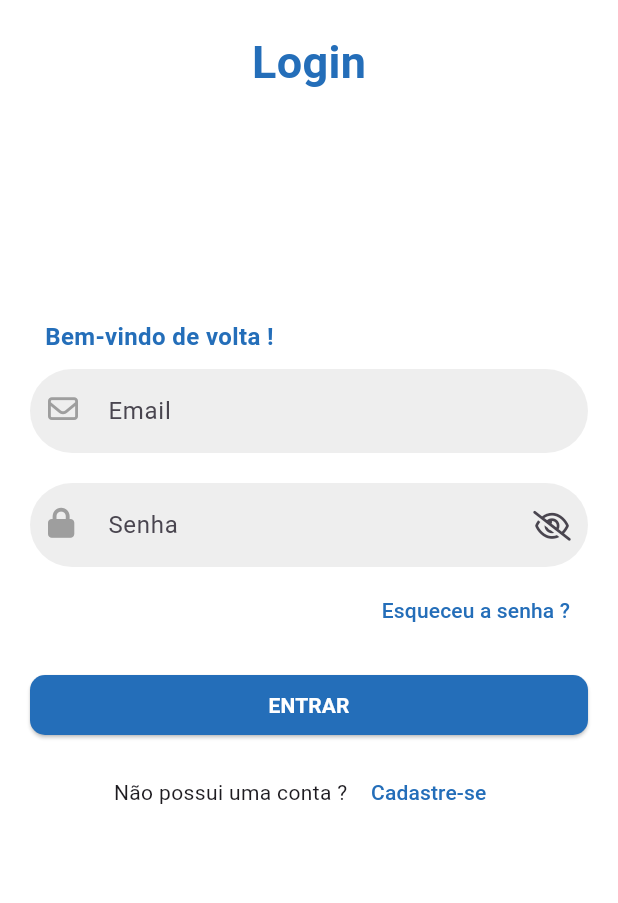
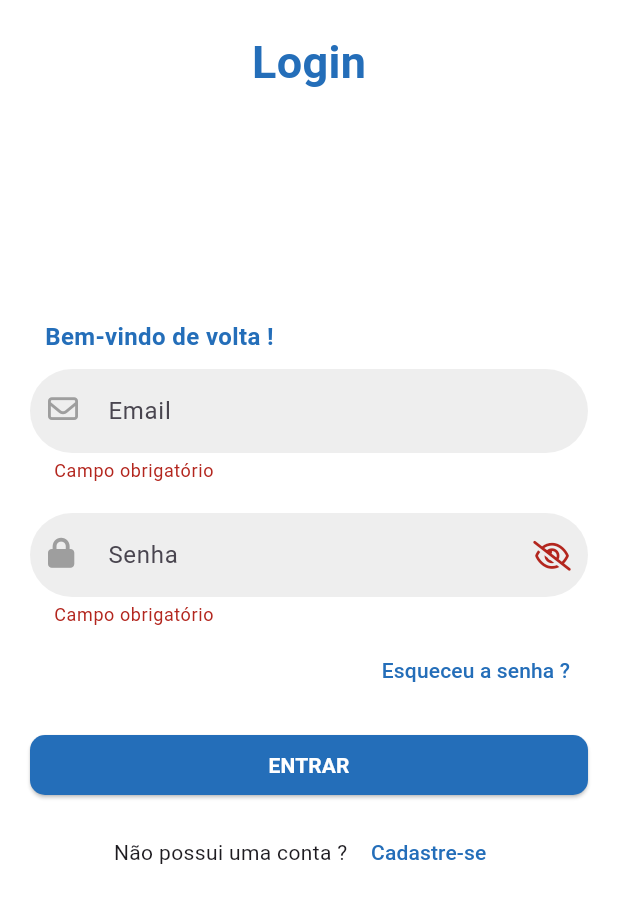
Before and after one commit to Helio07/App_CollabStake, a Flutter app: the LoginScreen screen opened by its route, after a tap on "ENTRAR", on a phone screen of 412 x 824 dp. Shown: the top 903 px of the screen. Run offline on Flutter 3.47's test engine with Material 3 defaults, Android fonts, the light colour scheme and no system bars; our stand-ins replace bloc, dio, equatable, flutter_bloc, font_awesome_flutter, shared_preferences; accounts and stored records are empty.

Commit message:
tela de login finalizado

```diff
--- /dev/null
+++ b/collab_stake/devtools_options.yaml
@@ -0,0 +1,3 @@
+description: This file stores settings for Dart & Flutter DevTools.
+documentation: https://docs.flutter.dev/tools/devtools/extensions#configure-extension-enablement-states
+extensions:
--- a/collab_stake/env_dev.json
+++ b/collab_stake/env_dev.json
@@ -1,3 +1,3 @@
 {
-    "BASE_URL": "http://127.0.0.1:8000//api/"
+    "BASE_URL": "http://10.0.2.2:8000/api/"
 }
--- a/collab_stake/lib/app.dart
+++ b/collab_stake/lib/app.dart
@@ -46,7 +46,7 @@ class _AppViewState extends State<AppView> {
     return MaterialApp(
       home: const WelcomeScreen(),
       theme: ThemeData(
-          primaryColor: const Color(0xFF246EB9), fontFamily: 'Roboto'),
+          primaryColor: const Color(0xFF246EB9) ,fontFamily: 'Roboto'),
       routes: {
         '/login': (context) => const LoginScreen(),
         '/cadastro': (context) => const CadastroScreen(),
--- a/collab_stake/lib/bloc/autenticacao_bloc/autenticacao_bloc.dart
+++ b/collab_stake/lib/bloc/autenticacao_bloc/autenticacao_bloc.dart
@@ -11,22 +11,33 @@ class AutenticacaoBloc extends Bloc<AutenticacaoEvent, AutenticacaoState> {
   AutenticacaoBloc({required AutenticacaoRepository autenticacaoRepository})
       : _autenticacaoRepository = autenticacaoRepository,
         super(AutenticacaoState.unauthenticated()) {
-    on<AutenticacaoEvent>((event, emit) {});
     on<SolicitouLoginEvent>(_solicitarLogin);
+    on<ClearErroCredenciaisEvent>(_clearErroCredenciais);
   }
 
   final AutenticacaoRepository _autenticacaoRepository;
 
-  void _solicitarLogin(
-      SolicitouLoginEvent event, Emitter<AutenticacaoState> emit) async {
+  void _solicitarLogin(SolicitouLoginEvent event, Emitter<AutenticacaoState> emit) async {
+    // Inicia o loading
+    emit(state.copyWith(buscando: true, credenciaisIncorretas: false));
     try {
-      emit(state.copyWith(credenciaisIncorretas: false));
-      print("chamando a rota");
-      var response = await _autenticacaoRepository.login(
+      final response = await _autenticacaoRepository.login(
           email: event.email, senha: event.senha);
-          print(response);
+      if (response == ErroAoLogar.credenciaisInvalidas) {
+        emit(state.copyWith(credenciaisIncorretas: true));
+      } else if (response['data'] != null) {
+        final usuario = Usuario.fromJson(response['data']);
+        emit(AutenticacaoState.authenticated(usuario));
+      }
     } catch (e) {
       print("erro no login: $e");
+    } finally {
+      // Encerra o loading
+      emit(state.copyWith(buscando: false));
     }
   }
+
+  void _clearErroCredenciais(ClearErroCredenciaisEvent event, Emitter<AutenticacaoState> emit) {
+    emit(state.copyWith(credenciaisIncorretas: false));
+  }
 }
--- a/collab_stake/lib/bloc/autenticacao_bloc/autenticacao_event.dart
+++ b/collab_stake/lib/bloc/autenticacao_bloc/autenticacao_event.dart
@@ -10,3 +10,6 @@ class SolicitouLoginEvent extends AutenticacaoEvent {
   final String email;
   final String senha;
 }
+
+// Novo evento para limpar erro de credenciais.
+class ClearErroCredenciaisEvent extends AutenticacaoEvent {}
--- a/collab_stake/lib/bloc/autenticacao_bloc/autenticacao_state.dart
+++ b/collab_stake/lib/bloc/autenticacao_bloc/autenticacao_state.dart
@@ -1,13 +1,14 @@
 part of 'autenticacao_bloc.dart';
 
 enum AutenticacaoStatus { authenticated, unauthenticated, unknown }
-enum SenhaStatus {ok, incorreta}
+enum SenhaStatus { ok, incorreta }
 
 class AutenticacaoState extends Equatable {
   const AutenticacaoState._({
     this.status = AutenticacaoStatus.unknown,
     this.credenciaisIncorretas = false,
     this.usuario,
+    this.buscando = false,
   });
 
   const AutenticacaoState.authenticated(Usuario usuario)
@@ -19,22 +20,21 @@ class AutenticacaoState extends Equatable {
   final AutenticacaoStatus status;
   final Usuario? usuario;
   final bool credenciaisIncorretas;
-
+  final bool buscando;
 
   @override
-  List<Object?> get props => [
-    usuario,
-    credenciaisIncorretas,
-      ];
+  List<Object?> get props => [status, usuario, credenciaisIncorretas, buscando];
 
   AutenticacaoState copyWith({
     Usuario? usuario,
     bool? credenciaisIncorretas,
+    bool? buscando,
   }) {
     return AutenticacaoState._(
       status: status,
       usuario: usuario ?? this.usuario,
       credenciaisIncorretas: credenciaisIncorretas ?? this.credenciaisIncorretas,
+      buscando: buscando ?? false,
     );
   }
 }
--- a/collab_stake/lib/screens/home_screen.dart
+++ b/collab_stake/lib/screens/home_screen.dart
@@ -17,11 +17,11 @@ class _HomeScreenState extends State<HomeScreen>
 
   @override
   Widget build(BuildContext context) {
-    return Scaffold(
+    return const Scaffold(
       backgroundColor: Colors.white,
       body: SingleChildScrollView(
         child: Padding(
-          padding: const EdgeInsets.all(20.0),
+          padding: EdgeInsets.all(20.0),
           child: Center(
             child: Text("home")
           ),
--- a/collab_stake/lib/screens/login/login_screen.dart
+++ b/collab_stake/lib/screens/login/login_screen.dart
@@ -5,25 +5,17 @@ import 'package:collab_stake/bloc/autenticacao_bloc/autenticacao_bloc.dart';
 
 class LoginScreen extends StatefulWidget {
   const LoginScreen({super.key});
-
   @override
   State<LoginScreen> createState() => _LoginScreenState();
 }
 
-class _LoginScreenState extends State<LoginScreen>
-    with SingleTickerProviderStateMixin {
+class _LoginScreenState extends State<LoginScreen> {
   final TextEditingController _emailController = TextEditingController();
   final TextEditingController _senhaController = TextEditingController();
+  final _formKey = GlobalKey<FormState>();
   bool esconderSenha = true;
-  bool manterConectado = true;
   bool _isPhone = false;
   String _previousText = '';
-  final _formKey = GlobalKey<FormState>();
-
-  @override
-  void initState() {
-    super.initState();
-  }
 
   @override
   Widget build(BuildContext context) {
@@ -35,6 +27,8 @@ class _LoginScreenState extends State<LoginScreen>
             return Padding(
               padding: const EdgeInsets.all(20.0),
               child: Center(
+                child: Form(
+                  key: _formKey,
                   child: Column(
                     mainAxisAlignment: MainAxisAlignment.center,
                     children: [
@@ -64,87 +58,73 @@ class _LoginScreenState extends State<LoginScreen>
                         ],
                       ),
                       const SizedBox(height: 10),
-                    TextField(
+                      TextFormField(
                         controller: _emailController,
-                      decoration: InputDecoration(
-                        prefixIcon: const Padding(
-                          padding: EdgeInsets.symmetric(
-                              vertical: 12.0,
-                              horizontal:
-                                  12.0), // Ajusta o espaço superior e inferior
-                          child: FaIcon(
-                            FontAwesomeIcons.envelope,
-                            color: Colors.grey,
-                            size: 20.0,
+                        onChanged: _handleInputChange,
+                        decoration: _buildInputDecoration(
+                          hint: 'Email',
+                          icon: FontAwesomeIcons.envelope,
                         ),
-                        ),
-                        hintText: 'Email',
-                        filled: true,
-                        fillColor: Colors.grey[200],
-                        border: OutlineInputBorder(
-                          borderRadius: BorderRadius.circular(30),
-                          borderSide: BorderSide.none,
-                        ),
-                      ),
+                        validator: (value) {
+                          if (value == null || value.isEmpty) {
+                            return 'Campo obrigatório';
+                          }
+                          if (!_isPhone && !RegExp(r'^[\w-\.]+@([\w-]+\.)+[\w-]{2,4}$')
+                              .hasMatch(value)) {
+                            return 'E-mail inválido';
+                          }
+                          return null;
+                        },
                       ),
                       const SizedBox(height: 20),
-                    TextField(
+                      TextFormField(
                         controller: _senhaController,
                         obscureText: esconderSenha,
-                      decoration: InputDecoration(
-                        prefixIcon: const Padding(
-                          padding: EdgeInsets.symmetric(
-                              vertical: 12.0,
-                              horizontal:
-                                  12.0), // Ajusta o espaço superior e inferior
-                          child: FaIcon(
-                            FontAwesomeIcons.lock,
-                            color: Colors.grey,
-                            size: 20.0,
+                        decoration: _buildInputDecoration(
+                          hint: 'Senha',
+                          icon: FontAwesomeIcons.lock,
+                          hasSuffix: true,
                         ),
-                        ),
-                        hintText: 'Senha',
-                        filled: true,
-                        fillColor: Colors.grey[200],
-                        border: OutlineInputBorder(
-                          borderRadius: BorderRadius.circular(30),
-                          borderSide: BorderSide.none,
-                        ),
-                        suffixIcon: InkWell(
-                          onTap: () => setState(() {
-                            esconderSenha = !esconderSenha;
-                          }),
-                          child: Icon(
-                              esconderSenha
-                                  ? FontAwesomeIcons.eyeSlash
-                                  : FontAwesomeIcons.eye,
-                              size: 20),
-                        ),
-                      ),
+                        validator: (value) {
+                          if (value == null || value.isEmpty) {
+                            return 'Campo obrigatório';
+                          }
+                          return null;
+                        },
                       ),
                       const SizedBox(height: 5),
-                    Align(
-                      alignment: Alignment.centerRight,
-                      child: TextButton(
+                      Row(
+                        mainAxisAlignment: MainAxisAlignment.spaceBetween,
+                        children: [
+                          // Mensagem de erro à esquerda
+                          context.watch<AutenticacaoBloc>().state.credenciaisIncorretas
+                              ? const Text(
+                                  'Credenciais incorretas',
+                                  style: TextStyle(
+                                      color: Colors.red, fontWeight: FontWeight.w500),
+                                )
+                              : const SizedBox(),
+                          // Botão "Esqueceu a senha ?" à direita
+                          TextButton(
                             onPressed: () {},
                             child: Text(
                               'Esqueceu a senha ?',
-                          style:
-                              TextStyle(color: Theme.of(context).primaryColor),
+                              style: TextStyle(color: Theme.of(context).primaryColor),
                             ),
                           ),
+                        ],
                       ),
                       const SizedBox(height: 15),
                       SizedBox(
                         width: double.infinity,
                         child: ElevatedButton(
                           onPressed: () {
-                          print("chamou o bloc");
+                            if (_formKey.currentState!.validate()) {
                               context.read<AutenticacaoBloc>().add(
                                   SolicitouLoginEvent(
                                       email: _emailController.text,
                                       senha: _senhaController.text));
-                          //Navigator.pushNamed(context, '/home');
+                            }
                           },
                           style: ElevatedButton.styleFrom(
                             backgroundColor: Theme.of(context).primaryColor,
@@ -153,13 +133,25 @@ class _LoginScreenState extends State<LoginScreen>
                             ),
                             padding: const EdgeInsets.symmetric(vertical: 5),
                           ),
-                        child: const Text(
+                          child: Builder(builder: (context) {
+                            final state = context.watch<AutenticacaoBloc>().state;
+                            return state.buscando
+                                ? const SizedBox(
+                                    height: 20,
+                                    width: 20,
+                                    child: CircularProgressIndicator(
+                                      valueColor: AlwaysStoppedAnimation<Color>(Colors.white),
+                                      strokeWidth: 2,
+                                    ),
+                                  )
+                                : const Text(
                                     'ENTRAR',
                                     style: TextStyle(
                                       fontWeight: FontWeight.bold,
                                       color: Colors.white,
                                     ),
-                        ),
+                                  );
+                          }),
                         ),
                       ),
                       const SizedBox(height: 10),
@@ -182,6 +174,7 @@ class _LoginScreenState extends State<LoginScreen>
                     ],
                   ),
                 ),
+              ),
             );
           },
         ),
@@ -189,46 +182,72 @@ class _LoginScreenState extends State<LoginScreen>
     );
   }
 
-  Widget buildFields() {
-    return Form(
-      key: _formKey,
-      child: const Column(
-        crossAxisAlignment: CrossAxisAlignment.start,
-        children: [
-          Text("Digite o email ou telefone"),
-          //MySpacing.height(8),
+  InputDecoration _buildInputDecoration({required String hint, required IconData icon, bool hasSuffix = false}) {
+    return InputDecoration(
+      prefixIcon: Padding(
+        padding: const EdgeInsets.symmetric(vertical: 12.0, horizontal: 12.0),
+        child: FaIcon(icon, color: Colors.grey, size: 20.0),
+      ),
+      hintText: hint,
+      filled: true,
+      fillColor: Colors.grey[200],
+      border: OutlineInputBorder(
+        borderRadius: BorderRadius.circular(30),
+        borderSide: BorderSide.none,
+      ),
+      suffixIcon: hasSuffix
+          ? InkWell(
+              onTap: () => setState(() => esconderSenha = !esconderSenha),
+              child: Icon(
+                  esconderSenha ? FontAwesomeIcons.eyeSlash : FontAwesomeIcons.eye,
+                  size: 20),
+            )
+          : null,
+    );
+  }
 
-          //MySpacing.height(20),
-          Text("Digite a senha"),
+  void _handleInputChange(String value) {
+    // Dispara o evento para limpar erro de credenciais a cada mudança
+    context.read<AutenticacaoBloc>().add(ClearErroCredenciaisEvent());
 
-          //MySpacing.height(8),
-          // FlowKitTextField(
-          //   controller: _senhaController,
-          //   hintText: "Senha",
-          //   obscureText: esconderSenha,
-          //   suffixIcon: InkWell(
-          //     onTap: () => setState(() {
-          //       esconderSenha = !esconderSenha;
-          //     }),
-          //     child: Icon(esconderSenha ? LucideIcons.eyeOff : LucideIcons.eye,
-          //         size: 20),
-          //   ),
-          // ),
-        ],
-      ),
+    final oldText = _emailController.text;
+    final oldSelection = _emailController.selection;
+    final containsLetters = RegExp(r'[a-zA-Z]').hasMatch(value);
+    final containsAtSymbol = value.contains('@');
+
+    if (containsLetters || containsAtSymbol) {
+      _isPhone = false;
+      _emailController.value = TextEditingValue(
+          text: value,
+          selection: TextSelection.collapsed(offset: value.length));
+    } else if (RegExp(r'^[0-9]+$').hasMatch(value.replaceAll(RegExp(r'\D'), ''))) {
+      _isPhone = true;
+      if (value.length < _previousText.length) {
+        _emailController.value = TextEditingValue(
+            text: value,
+            selection: TextSelection.collapsed(offset: value.length));
+      } else {
+        final formattedText = _formatPhone(value);
+        _emailController.value = TextEditingValue(
+          text: formattedText,
+          selection: TextSelection.collapsed(
+              offset: _calculateCursorPosition(oldSelection.baseOffset, oldText, formattedText)),
         );
+      }
+    } else {
+      _isPhone = false;
+      _emailController.value = TextEditingValue(
+          text: value,
+          selection: TextSelection.collapsed(offset: value.length));
+    }
+    _previousText = _emailController.text;
   }
 
   String _formatPhone(String value) {
     value = value.replaceAll(RegExp(r'\D'), '');
-
-    if (value.length > 11) {
-      value = value.substring(0, 11);
-    }
-
-    String formatted = value;
-    if (value.length >= 2) {
-      formatted = '(${value.substring(0, 2)}) ';
+    if (value.length > 11) value = value.substring(0, 11);
+    if (value.length < 2) return value;
+    String formatted = '(${value.substring(0, 2)}) ';
     if (value.length >= 7) {
       formatted += '${value.substring(2, 7)}-${value.substring(7)}';
     } else if (value.length >= 6) {
@@ -236,68 +255,11 @@ class _LoginScreenState extends State<LoginScreen>
     } else {
       formatted += value.substring(2);
     }
-    }
-
     return formatted;
   }
 
-  void _handleInputChange(String value) {
-    final oldText = _emailController.text;
-    final oldSelection = _emailController.selection;
-
-    // Verifica se o valor contém letras, que indicam um possível e-mail
-    bool containsLetters = RegExp(r'[a-zA-Z]').hasMatch(value);
-    bool containsAtSymbol = value.contains('@');
-
-    // Se contiver letras ou o "@" indica que pode ser um e-mail
-    if (containsLetters || containsAtSymbol) {
-      _isPhone = false;
-
-      // Apenas atualiza o campo sem aplicar formatação de telefone
-      _emailController.value = TextEditingValue(
-        text: value,
-        selection: TextSelection.collapsed(offset: value.length),
-      );
-    }
-    // Verifica se é um número e aplica a formatação de telefone
-    else if (RegExp(r'^[0-9]+$')
-        .hasMatch(value.replaceAll(RegExp(r'\D'), ''))) {
-      _isPhone = true;
-
-      if (value.length < _previousText.length) {
-        _emailController.value = TextEditingValue(
-          text: value,
-          selection: TextSelection.collapsed(offset: value.length),
-        );
-      } else {
-        final formattedText = _formatPhone(value);
-        _emailController.value = TextEditingValue(
-          text: formattedText,
-          selection: TextSelection.collapsed(
-              offset: _calculateCursorPosition(
-                  oldSelection.baseOffset, oldText, formattedText)),
-        );
-      }
-    }
-    // Se não for um número e não tiver letras ou "@", apenas atualiza o valor
-    else {
-      _isPhone = false;
-
-      _emailController.value = TextEditingValue(
-        text: value,
-        selection: TextSelection.collapsed(offset: value.length),
-      );
-    }
-
-    _previousText = _emailController.text;
-  }
-
-  int _calculateCursorPosition(
-      int oldCursorPosition, String oldText, String newText) {
-    if (oldText.isEmpty) return newText.length;
-
+  int _calculateCursorPosition(int oldCursorPosition, String oldText, String newText) {
     final diff = newText.length - oldText.length;
-
     return oldCursorPosition + diff;
   }
 }
```
Also changed, not shown: 1 other file. Lines whose indentation alone changed are shown as unchanged.
